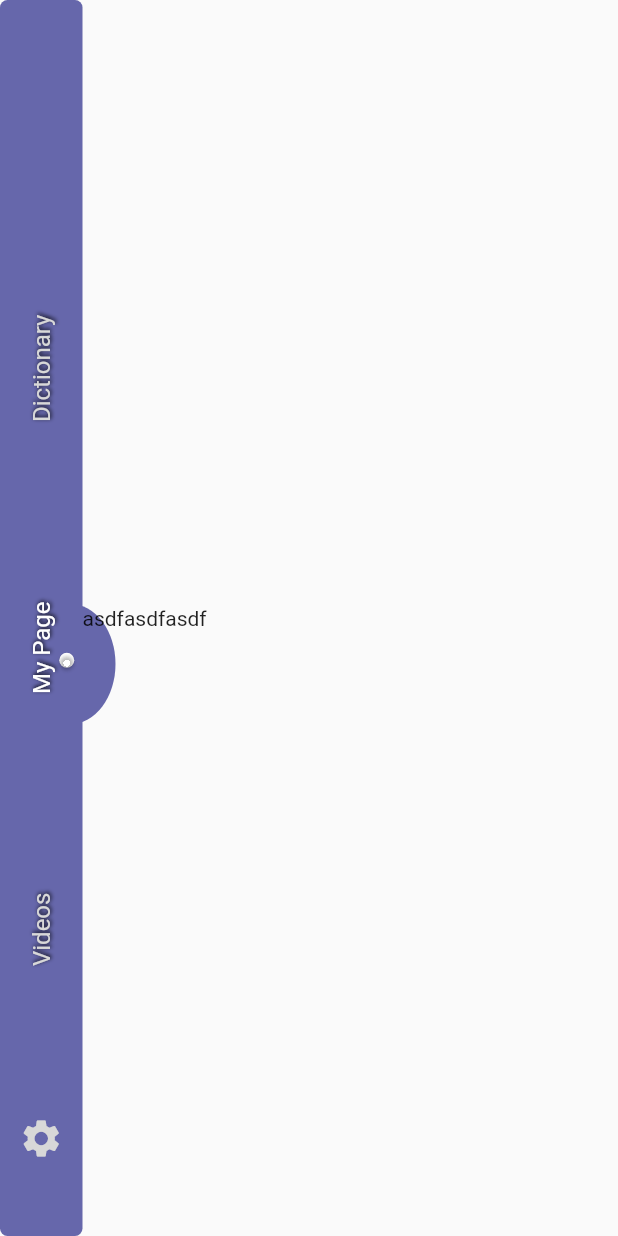
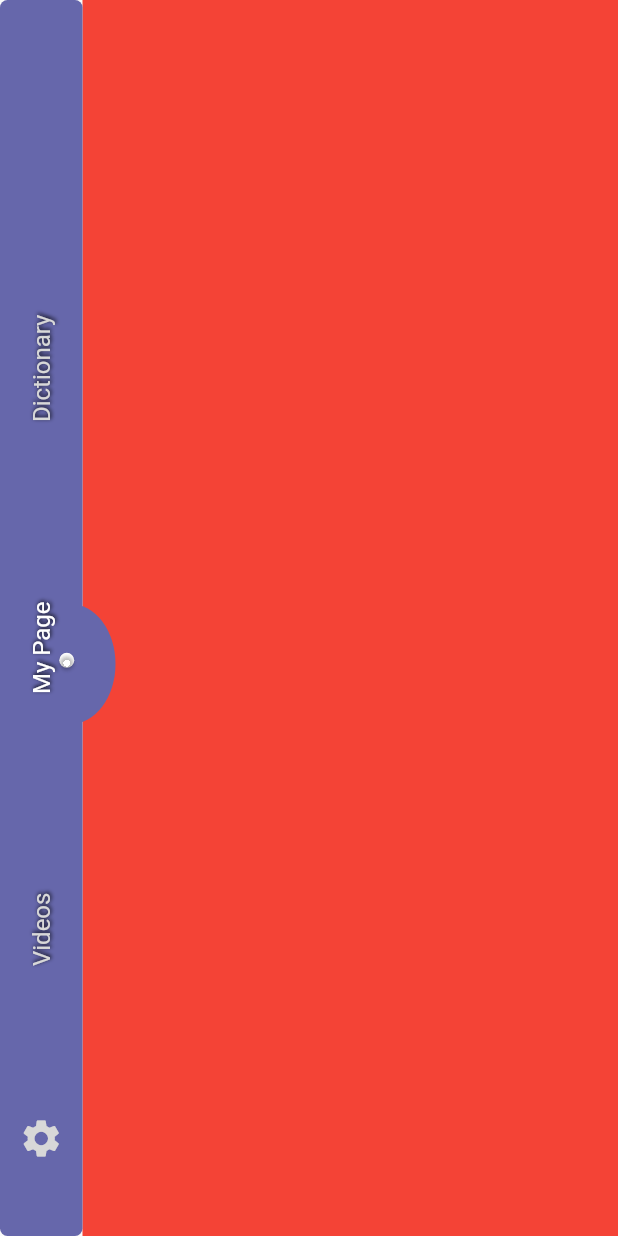
Before and after one commit to gdsckoreahackathon2022/24_GeDi, a Flutter app: the screen it shows after launch, on a phone screen of 412 x 824 dp. Run offline on Flutter 3.47's test engine with Material 2 defaults, Android fonts, the phone set to English and light mode, and no system bars; our stand-ins replace cloud_firestore, firebase_core, image_picker, photo_view; missing offline and left inert: google_ml_kit_for_korean; accounts and stored records are empty.

Commit message:
Fix navigation bug

```diff
--- a/gedi/lib/main.dart
+++ b/gedi/lib/main.dart
@@ -19,7 +19,11 @@ class GediApp extends StatefulWidget {
 
   static List<Widget> pageList = [
     const DictionaryScreen(),
-    const Text("asdfasdfasdf"),
+    Container(
+      width: double.infinity,
+      height: double.infinity,
+      color: Colors.red,
+    ),
     const Text("qwerqwerqwer")
   ];
 
@@ -54,14 +58,31 @@ class _GediAppState extends State<GediApp> {
         //     )
         //   ],
         // ),
-        body: Row(
-          children: <Widget>[
-            LeftWidget(
-              callback: callback,
+        body: Stack(
+          children: [
+            Row(
+              children: <Widget>[
+                const SizedBox(
+                  height: double.infinity,
+                  width: 55,
+                ),
+                Expanded(
+                  child: GediApp.pageList[pageIndex],
+                )
+              ],
             ),
-            Expanded(
-              child: GediApp.pageList[pageIndex],
-            )
+            Row(
+              children: <Widget>[
+                LeftWidget(
+                  callback: callback,
+                ),
+                Expanded(
+                  child: Container(
+                    color: Colors.transparent,
+                  ),
+                )
+              ],
+            ),
           ],
         ),
       ),
--- a/gedi/lib/widgets/side_navigationbar.dart
+++ b/gedi/lib/widgets/side_navigationbar.dart
@@ -188,7 +188,8 @@ class CheckPointPainter extends CustomPainter {
       startAngle,
       sweepAngle,
       false,
-        paint);
+      paint,
+    );
 
     paint.color = Colors.white;
 
```
Lines whose indentation alone changed are shown as unchanged.
